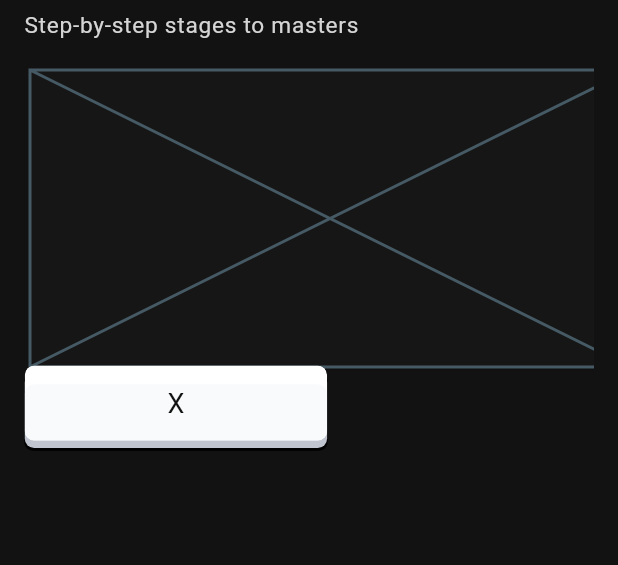
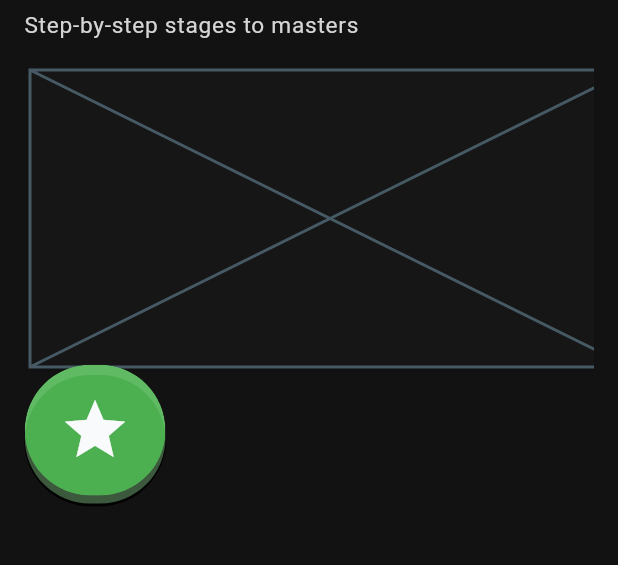
Before and after one commit to yatendra2001/memlearn, a Flutter app: the HomePage screen opened directly, on a phone screen of 412 x 824 dp, the part 117-682 px from its top. Run offline on Flutter 3.47's test engine with Material 2 defaults, Android fonts, the phone set to English and light mode, and no system bars; our stand-ins replace flutter_dotenv, font_awesome_flutter, google_nav_bar, lottie, sizer, supabase_flutter; missing offline and left inert: neopop; accounts and stored records are empty; generated files the repository leaves out were written again; Roboto replaces fonts that are missing (Gameplay, Gilroy-SemiBold).

Commit message:
feat: pop button + bottom nav bar

```diff
--- a/lib/src/app.dart
+++ b/lib/src/app.dart
@@ -3,7 +3,7 @@ import 'package:flutter_gen/gen_l10n/app_localizations.dart';
 import 'package:flutter_localizations/flutter_localizations.dart';
 import 'package:memlearn/src/auth/view/auth_page.dart';
 import 'package:memlearn/src/auth/view/welcome_page.dart';
-import 'package:memlearn/src/home/view/home_page.dart';
+import 'package:memlearn/src/bottom_nav_bar/bottom_nav_bar.dart';
 import 'package:memlearn/src/splash/view/splash_page.dart';
 import 'package:memlearn/src/theme_data.dart';
 import 'package:sizer/sizer.dart';
@@ -40,8 +40,8 @@ class MemLearn extends StatelessWidget {
                   return const WelcomePage();
                 case AuthPage.routeName:
                   return const AuthPage();
-                case HomePage.routeName:
-                  return const HomePage();
+                case BottomNavBar.routeName:
+                  return const BottomNavBar();
                 default:
                   return const SplashPage();
               }
--- a/lib/src/auth/view/welcome_page.dart
+++ b/lib/src/auth/view/welcome_page.dart
@@ -4,6 +4,7 @@ import 'package:lottie/lottie.dart';
 import 'package:memlearn/src/auth/view/auth_page.dart';
 import 'package:memlearn/src/utils/asset_constants.dart';
 import 'package:memlearn/src/utils/theme_constants.dart';
+import 'package:memlearn/src/widgets/pop_button.dart';
 import 'package:neopop/widgets/buttons/neopop_tilted_button/neopop_tilted_button.dart';
 import 'package:sizer/sizer.dart';
 
@@ -48,7 +49,7 @@ class WelcomePage extends StatelessWidget {
                 fontSize: 11.sp,
               ),
             ),
-            SizedBox(height: 4.h),
+            SizedBox(height: 5.h),
             NeoPopTiltedButton(
               onTapUp: () {
                 HapticFeedback.vibrate();
--- /dev/null
+++ b/lib/src/home/view/home_page.dart
@@ -0,0 +1,81 @@
+import 'package:flutter/material.dart';
+import 'package:memlearn/src/utils/theme_constants.dart';
+import 'package:memlearn/src/widgets/pop_button.dart';
+import 'package:sizer/sizer.dart';
+
+class HomePage extends StatelessWidget {
+  static const routeName = '/home-page';
+  const HomePage({super.key});
+
+  @override
+  Widget build(BuildContext context) {
+    // Supabase.instance.client.auth.signOut();
+    return Scaffold(
+        body: SafeArea(
+      child: Padding(
+        padding: const EdgeInsets.all(16.0),
+        child: Column(
+          crossAxisAlignment: CrossAxisAlignment.start,
+          children: [
+            SizedBox(height: 4.h),
+            Text(
+              "Coding Paths",
+              style: TextStyle(
+                  color: AppColorTheme.kColorWhiteText,
+                  fontSize: 18.sp,
+                  fontWeight: FontWeight.w700),
+            ),
+            SizedBox(height: 1.h),
+            Text(
+              "Step-by-step stages to masters",
+              style: TextStyle(
+                color: AppColorTheme.kColorWhiteGrey,
+                fontSize: 11.sp,
+              ),
+            ),
+            SizedBox(height: 2.h),
+            SizedBox(
+              height: 25.h,
+              child: ListView(
+                scrollDirection: Axis.horizontal,
+                children: const [
+                  Card(
+                    child: Placeholder(),
+                  ),
+                  Card(
+                    child: Placeholder(),
+                  ),
+                  Card(
+                    child: Placeholder(),
+                  ),
+                  Card(
+                    child: Placeholder(),
+                  ),
+                  Card(
+                    child: Placeholder(),
+                  )
+                ],
+              ),
+            ),
+            PopButton(
+              size: 10.sp,
+              radius: 100,
+              color: Colors.green,
+              onPressed: () {
+                // Navigator.of(context).pop();
+              },
+              child: Padding(
+                padding: const EdgeInsets.all(16.0),
+                child: Icon(
+                  Icons.star,
+                  color: AppColorTheme.kColorNotWhite,
+                  size: 35.sp,
+                ),
+              ),
+            ),
+          ],
+        ),
+      ),
+    ));
+  }
+}
--- a/lib/src/bottom_nav_bar/view/home_page.dart
+++ b/lib/src/paths/view/paths_page.dart
@@ -3,9 +3,8 @@ import 'package:memlearn/src/utils/theme_constants.dart';
 import 'package:memlearn/src/widgets/pop_button.dart';
 import 'package:sizer/sizer.dart';
 
-class HomePage extends StatelessWidget {
-  static const routeName = '/home-page';
-  const HomePage({super.key});
+class PathsPage extends StatelessWidget {
+  const PathsPage({super.key});
 
   @override
   Widget build(BuildContext context) {
@@ -37,30 +36,39 @@ class HomePage extends StatelessWidget {
             SizedBox(
               height: 25.h,
               child: ListView(
-                children: [
+                scrollDirection: Axis.horizontal,
+                children: const [
+                  Card(
+                    child: Placeholder(),
+                  ),
+                  Card(
+                    child: Placeholder(),
+                  ),
+                  Card(
+                    child: Placeholder(),
+                  ),
+                  Card(
+                    child: Placeholder(),
+                  ),
                   Card(
                     child: Placeholder(),
                   )
                 ],
-                scrollDirection: Axis.horizontal,
               ),
             ),
             PopButton(
-              size: 25,
-              color: AppColorTheme.kColorNotWhite,
+              size: 0.sp,
+              radius: 100,
+              color: Colors.green,
               onPressed: () {
                 // Navigator.of(context).pop();
               },
               child: Padding(
-                padding: EdgeInsets.symmetric(vertical: 1.h, horizontal: 20.w),
-                child: Text(
-                  "X",
-                  textAlign: TextAlign.center,
-                  style: TextStyle(
-                    color: AppColorTheme.kColorNotBlack,
-                    fontSize: 18,
-                    fontFamily: 'Gameplay',
-                  ),
+                padding: const EdgeInsets.all(16.0),
+                child: Icon(
+                  Icons.star,
+                  color: AppColorTheme.kColorNotWhite,
+                  size: 35.sp,
                 ),
               ),
             ),
--- a/lib/src/splash/view/splash_page.dart
+++ b/lib/src/splash/view/splash_page.dart
@@ -1,6 +1,6 @@
 import 'package:flutter/material.dart';
 import 'package:memlearn/src/auth/view/welcome_page.dart';
-import 'package:memlearn/src/home/view/home_page.dart';
+import 'package:memlearn/src/bottom_nav_bar/bottom_nav_bar.dart';
 import 'package:supabase_flutter/supabase_flutter.dart';
 
 class SplashPage extends StatefulWidget {
@@ -25,7 +25,7 @@ class _SplashPageState extends State<SplashPage> {
 
     final session = Supabase.instance.client.auth.currentSession;
     if (session != null) {
-      Navigator.of(context).pushReplacementNamed(HomePage.routeName);
+      Navigator.of(context).pushReplacementNamed(BottomNavBar.routeName);
     } else {
       Navigator.of(context).pushReplacementNamed(WelcomePage.routeName);
     }
--- a/lib/src/utils/theme_constants.dart
+++ b/lib/src/utils/theme_constants.dart
@@ -8,5 +8,6 @@ class AppColorTheme {
   static Color kColorBlack = Colors.black;
   static Color kColorNotBlack = const Color(0xFF121212);
   static Color kColorLightBlack = const Color(0xFF161616);
+  static Color kColorGrey = const Color(0xff2f2f2f);
   static Color kColorPurple = const Color(0xffB866FF);
 }
--- a/lib/src/widgets/pop_button.dart
+++ b/lib/src/widgets/pop_button.dart
@@ -5,6 +5,7 @@ class PopButton extends StatefulWidget {
     Key? key,
     required this.child,
     required this.size,
+    this.radius,
     required this.color,
     this.duration = const Duration(milliseconds: 160),
     required this.onPressed,
@@ -14,6 +15,7 @@ class PopButton extends StatefulWidget {
   final Color color;
   final Duration duration;
   final VoidCallback onPressed;
+  final double? radius;
 
   final double size;
 
@@ -27,14 +29,11 @@ class _PopButtonState extends State<PopButton> with TickerProviderStateMixin {
 
   late TickerFuture _downTicker;
 
-  double get buttonDepth => widget.size * 0.2;
+  double get buttonDepth => widget.size * 0.4;
 
   void _setupAnimation() {
-    if (_animationController != null) {
     _animationController.stop();
-      final oldControllerValue = _animationController.value ?? 0.0;
     _animationController.dispose();
-    }
     _animationController = AnimationController(
       duration: Duration(microseconds: widget.duration.inMicroseconds ~/ 2),
       vsync: this,
@@ -75,36 +74,28 @@ class _PopButtonState extends State<PopButton> with TickerProviderStateMixin {
   }
 
   void _onTapDown(_) {
-    if (widget.onPressed != null) {
     _downTicker = _animationController.animateTo(1.0);
-    }
   }
 
   void _onTapUp(_) {
-    if (widget.onPressed != null) {
     _downTicker.whenComplete(() {
       _animationController.animateTo(0.0);
-        widget.onPressed?.call();
+      widget.onPressed.call();
     });
-    }
   }
 
   void _onTapCancel() {
-    if (widget.onPressed != null) {
     _animationController.reset();
-    }
   }
 
   @override
   Widget build(BuildContext context) {
     final vertPadding = widget.size * 0.25;
     final horzPadding = widget.size * 0.50;
-    final radius = BorderRadius.circular(horzPadding * 0.5);
+    final radius = BorderRadius.circular(widget.radius ?? horzPadding * 0.5);
 
     return Container(
-      padding: widget.onPressed != null
-          ? const EdgeInsets.only(bottom: 2, left: 0.5, right: 0.5)
-          : null,
+      padding: const EdgeInsets.only(bottom: 2, left: 0.5, right: 0.5),
       decoration: BoxDecoration(
         color: Colors.black87,
         borderRadius: radius,
@@ -184,18 +175,3 @@ class _PopButtonState extends State<PopButton> with TickerProviderStateMixin {
     return HSLColor.fromAHSL(hslColor.alpha, h, s, l).toColor();
   }
 }
-
-// USAGE - Fancy Button
-
-// Simple Text - Non Clickable
-
-// PopButton(
-//     child: Text(
-//        "Your Amazing Text",
-//        style: Utils.textStyle(18.0),
-//        ),
-//     size: 18,
-//     color: const Color(0xFFCA3034),
-// ),
-
-// Complex Button - Clickable
--- a/pubspec.yaml
+++ b/pubspec.yaml
@@ -26,6 +26,8 @@ dependencies:
   cached_network_image: ^3.3.0
   lottie: ^2.6.0
   sizer: ^2.0.15
+  google_nav_bar: ^5.0.6
+  font_awesome_flutter: ^10.5.0
 
 dev_dependencies:
   flutter_test:
```
Also changed, not shown: lib/src/auth/view/auth_page.dart (+11 -10 lines), lib/src/bottom_nav_bar/bottom_nav_bar.dart (+91 -0 lines), lib/src/profile/view/profile_page.dart (added, +10 -0 lines), lib/src/quest/view/quest_page.dart (added, +10 -0 lines). Lines whose indentation alone changed are shown as unchanged.
